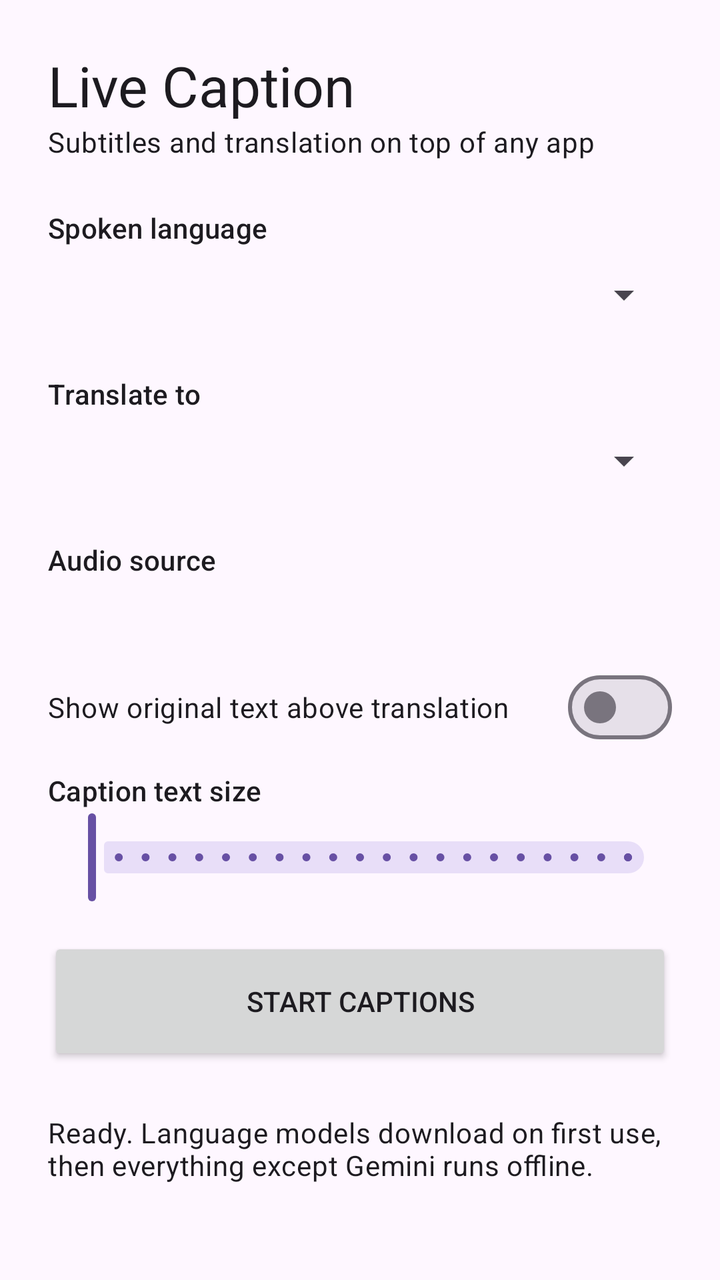
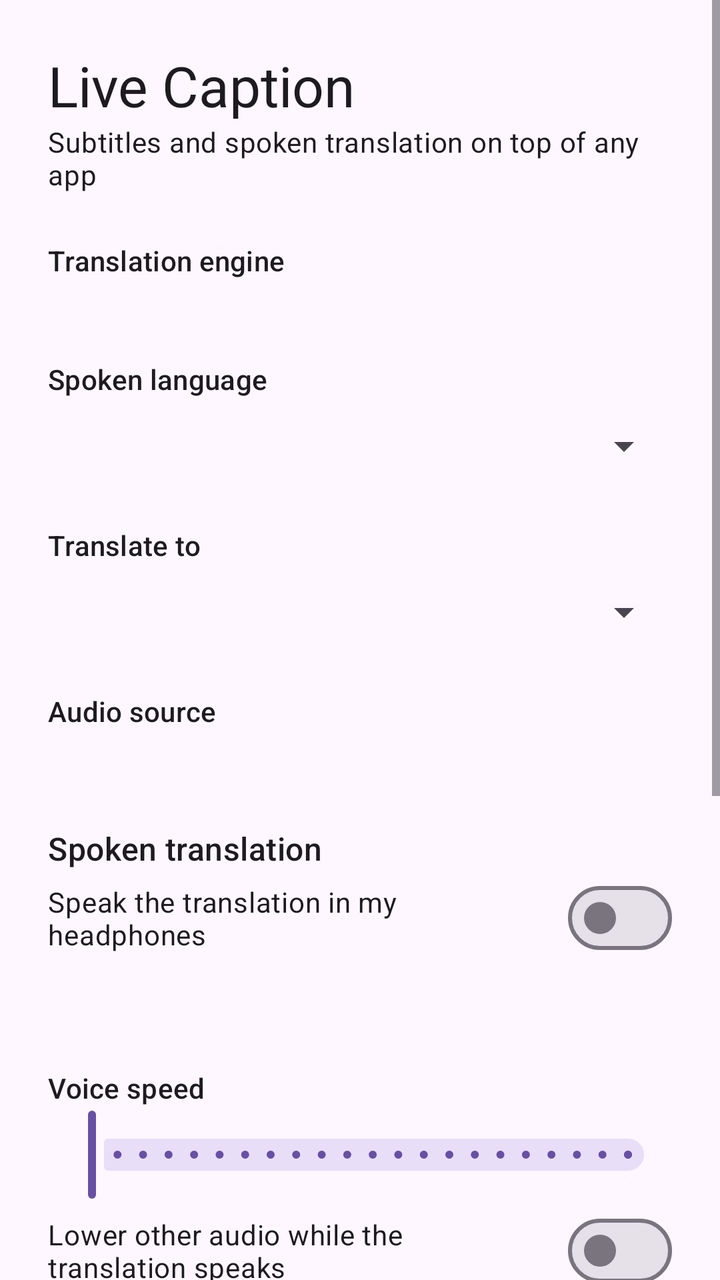

Two renders of the same Android screen: before a commit and after it. Below are the layout's source before the change and the commit's diff.
<!-- AndroidManifest.xml: application theme Theme.LiveCaption -->
<!-- res/layout/activity_main.xml -->
<?xml version="1.0" encoding="utf-8"?>
<ScrollView xmlns:android="http://schemas.android.com/apk/res/android"
    xmlns:app="http://schemas.android.com/apk/res-auto"
    android:id="@+id/root"
    android:layout_width="match_parent"
    android:layout_height="match_parent"
    android:fillViewport="true">

    <LinearLayout
        android:layout_width="match_parent"
        android:layout_height="wrap_content"
        android:orientation="vertical"
        android:padding="24dp">

        <TextView
            android:layout_width="wrap_content"
            android:layout_height="wrap_content"
            android:text="@string/app_name"
            android:textAppearance="?attr/textAppearanceHeadlineMedium" />

        <TextView
            android:layout_width="wrap_content"
            android:layout_height="wrap_content"
            android:layout_marginBottom="24dp"
            android:text="@string/tagline"
            android:textAppearance="?attr/textAppearanceBodyMedium" />

        <TextView
            android:layout_width="wrap_content"
            android:layout_height="wrap_content"
            android:labelFor="@+id/sourceLanguage"
            android:text="@string/spoken_language"
            android:textAppearance="?attr/textAppearanceLabelLarge" />

        <Spinner
            android:id="@+id/sourceLanguage"
            android:layout_width="match_parent"
            android:layout_height="48dp"
            android:layout_marginBottom="16dp" />

        <TextView
            android:layout_width="wrap_content"
            android:layout_height="wrap_content"
            android:labelFor="@+id/targetLanguage"
            android:text="@string/translate_to"
            android:textAppearance="?attr/textAppearanceLabelLarge" />

        <Spinner
            android:id="@+id/targetLanguage"
            android:layout_width="match_parent"
            android:layout_height="48dp"
            android:layout_marginBottom="16dp" />

        <LinearLayout
            android:id="@+id/onlineSettings"
            android:layout_width="match_parent"
            android:layout_height="wrap_content"
            android:layout_marginBottom="16dp"
            android:orientation="vertical"
            android:visibility="gone">

            <com.google.android.material.textfield.TextInputLayout
                android:id="@+id/apiKeyLayout"
                style="?attr/textInputOutlinedStyle"
                android:layout_width="match_parent"
                android:layout_height="wrap_content"
                android:hint="@string/api_key"
                app:endIconMode="password_toggle">

                <com.google.android.material.textfield.TextInputEditText
                    android:id="@+id/apiKey"
                    android:layout_width="match_parent"
                    android:layout_height="wrap_content"
                    android:importantForAutofill="no"
                    android:inputType="textPassword"
                    android:maxLines="1" />
            </com.google.android.material.textfield.TextInputLayout>

            <TextView
                android:layout_width="match_parent"
                android:layout_height="wrap_content"
                android:layout_marginTop="4dp"
                android:text="@string/api_key_hint"
                android:textAppearance="?attr/textAppearanceBodySmall" />
        </LinearLayout>

        <TextView
            android:id="@+id/offlineKhmerHint"
            android:layout_width="match_parent"
            android:layout_height="wrap_content"
            android:layout_marginBottom="16dp"
            android:text="@string/khmer_offline_hint"
            android:textAppearance="?attr/textAppearanceBodySmall"
            android:visibility="gone" />

        <TextView
            android:layout_width="wrap_content"
            android:layout_height="wrap_content"
            android:text="@string/audio_source"
            android:textAppearance="?attr/textAppearanceLabelLarge" />

        <com.google.android.material.button.MaterialButtonToggleGroup
            android:id="@+id/audioSource"
            android:layout_width="match_parent"
            android:layout_height="wrap_content"
            android:layout_marginTop="4dp"
            app:selectionRequired="true"
            app:singleSelection="true">

            <Button
                android:id="@+id/sourceDevice"
                style="?attr/materialButtonOutlinedStyle"
                android:layout_width="0dp"
                android:layout_height="wrap_content"
                android:layout_weight="1"
                android:text="@string/source_device" />

            <Button
                android:id="@+id/sourceMic"
                style="?attr/materialButtonOutlinedStyle"
                android:layout_width="0dp"
                android:layout_height="wrap_content"
                android:layout_weight="1"
                android:text="@string/source_mic" />
        </com.google.android.material.button.MaterialButtonToggleGroup>

        <TextView
            android:id="@+id/audioSourceHint"
            android:layout_width="match_parent"
            android:layout_height="wrap_content"
            android:layout_marginTop="4dp"
            android:layout_marginBottom="16dp"
            android:textAppearance="?attr/textAppearanceBodySmall" />

        <com.google.android.material.materialswitch.MaterialSwitch
            android:id="@+id/showOriginal"
            android:layout_width="match_parent"
            android:layout_height="wrap_content"
            android:layout_marginBottom="8dp"
            android:text="@string/show_original" />

        <TextView
            android:layout_width="wrap_content"
            android:layout_height="wrap_content"
            android:text="@string/text_size"
            android:textAppearance="?attr/textAppearanceLabelLarge" />

        <com.google.android.material.slider.Slider
            android:id="@+id/textSize"
            android:layout_width="match_parent"
            android:layout_height="wrap_content"
            android:contentDescription="@string/text_size"
            android:stepSize="1"
            android:valueFrom="12"
            android:valueTo="32" />

        <Button
            android:id="@+id/toggle"
            android:layout_width="match_parent"
            android:layout_height="64dp"
            android:layout_marginTop="16dp"
            android:text="@string/start" />

        <com.google.android.material.progressindicator.LinearProgressIndicator
            android:id="@+id/progress"
            android:layout_width="match_parent"
            android:layout_height="wrap_content"
            android:layout_marginTop="12dp"
            android:indeterminate="true"
            android:visibility="invisible" />

        <TextView
            android:id="@+id/status"
            android:layout_width="match_parent"
            android:layout_height="wrap_content"
            android:layout_marginTop="8dp"
            android:text="@string/status_idle"
            android:textAppearance="?attr/textAppearanceBodyMedium" />
    </LinearLayout>
</ScrollView>
<!-- resources referenced by this layout -->
<resources>
  <string name="api_key">Gemini API key</string>
  <string name="api_key_hint">Best Khmer quality. The caption text (not the audio) is sent to Google Gemini using your own key, and needs internet. Get a free key at aistudio.google.com/apikey. Free keys allow only a few requests per minute, so fast speech may skip sentences.</string>
  <string name="app_name">Live Caption</string>
  <string name="audio_source">Audio source</string>
  <string name="khmer_offline_hint">Works without internet after a one-time 910 MB download (use Wi-Fi). Slower and less accurate than Gemini: the Khmer line appears a few seconds after each sentence ends. Needs a phone with about 6 GB of RAM or more.</string>
  <string name="show_original">Show original text above translation</string>
  <string name="source_device">Device audio</string>
  <string name="source_mic">Microphone</string>
  <string name="spoken_language">Spoken language</string>
  <string name="start">Start captions</string>
  <string name="status_idle">Ready. Language models download on first use, then everything except Gemini runs offline.</string>
  <string name="tagline">Subtitles and translation on top of any app</string>
  <string name="text_size">Caption text size</string>
  <string name="translate_to">Translate to</string>
  <style name="Theme.LiveCaption" parent="Theme.Material3.DayNight.NoActionBar" />
</resources>

<!-- the commit's change to res/layout/activity_main.xml (unified diff, before → after) -->
@@ -25,31 +25,54 @@
             android:text="@string/tagline"
             android:textAppearance="?attr/textAppearanceBodyMedium" />
 
-        <TextView
-            android:layout_width="wrap_content"
-            android:layout_height="wrap_content"
-            android:labelFor="@+id/sourceLanguage"
-            android:text="@string/spoken_language"
-            android:textAppearance="?attr/textAppearanceLabelLarge" />
-
-        <Spinner
-            android:id="@+id/sourceLanguage"
-            android:layout_width="match_parent"
-            android:layout_height="48dp"
-            android:layout_marginBottom="16dp" />
-
-        <TextView
-            android:layout_width="wrap_content"
-            android:layout_height="wrap_content"
-            android:labelFor="@+id/targetLanguage"
-            android:text="@string/translate_to"
-            android:textAppearance="?attr/textAppearanceLabelLarge" />
-
-        <Spinner
-            android:id="@+id/targetLanguage"
-            android:layout_width="match_parent"
-            android:layout_height="48dp"
-            android:layout_marginBottom="16dp" />
+        
+
+        <TextView
+            android:layout_width="wrap_content"
+            android:layout_height="wrap_content"
+            android:text="@string/engine"
+            android:textAppearance="?attr/textAppearanceLabelLarge" />
+
+        <com.google.android.material.button.MaterialButtonToggleGroup
+            android:id="@+id/engine"
+            android:layout_width="match_parent"
+            android:layout_height="wrap_content"
+            android:layout_marginTop="4dp"
+            app:selectionRequired="true"
+            app:singleSelection="true">
+
+            <Button
+                android:id="@+id/engineOffline"
+                style="?attr/materialButtonOutlinedStyle"
+                android:layout_width="0dp"
+                android:layout_height="wrap_content"
+                android:layout_weight="1"
+                android:text="@string/engine_offline" />
+
+            <Button
+                android:id="@+id/engineGemini"
+                style="?attr/materialButtonOutlinedStyle"
+                android:layout_width="0dp"
+                android:layout_height="wrap_content"
+                android:layout_weight="1"
+                android:text="@string/engine_gemini" />
+
+            <Button
+                android:id="@+id/engineLive"
+                style="?attr/materialButtonOutlinedStyle"
+                android:layout_width="0dp"
+                android:layout_height="wrap_content"
+                android:layout_weight="1"
+                android:text="@string/engine_live" />
+        </com.google.android.material.button.MaterialButtonToggleGroup>
+
+        <TextView
+            android:id="@+id/engineHint"
+            android:layout_width="match_parent"
+            android:layout_height="wrap_content"
+            android:layout_marginTop="4dp"
+            android:layout_marginBottom="16dp"
+            android:textAppearance="?attr/textAppearanceBodySmall" />
 
         <LinearLayout
             android:id="@+id/onlineSettings"
@@ -84,6 +107,44 @@
                 android:textAppearance="?attr/textAppearanceBodySmall" />
         </LinearLayout>
 
+        
+
+        <TextView
+            android:layout_width="wrap_content"
+            android:layout_height="wrap_content"
+            android:labelFor="@+id/sourceLanguage"
+            android:text="@string/spoken_language"
+            android:textAppearance="?attr/textAppearanceLabelLarge" />
+
+        <Spinner
+            android:id="@+id/sourceLanguage"
+            android:layout_width="match_parent"
+            android:layout_height="48dp"
+            android:layout_marginBottom="16dp" />
+
+        <TextView
+            android:id="@+id/sourceAuto"
+            android:layout_width="match_parent"
+            android:layout_height="wrap_content"
+            android:layout_marginTop="4dp"
+            android:layout_marginBottom="16dp"
+            android:text="@string/spoken_language_auto"
+            android:textAppearance="?attr/textAppearanceBodyMedium"
+            android:visibility="gone" />
+
+        <TextView
+            android:layout_width="wrap_content"
+            android:layout_height="wrap_content"
+            android:labelFor="@+id/targetLanguage"
+            android:text="@string/translate_to"
+            android:textAppearance="?attr/textAppearanceLabelLarge" />
+
+        <Spinner
+            android:id="@+id/targetLanguage"
+            android:layout_width="match_parent"
+            android:layout_height="48dp"
+            android:layout_marginBottom="16dp" />
+
         <TextView
             android:id="@+id/offlineKhmerHint"
             android:layout_width="match_parent"
@@ -93,6 +154,8 @@
             android:textAppearance="?attr/textAppearanceBodySmall"
             android:visibility="gone" />
 
+        
+
         <TextView
             android:layout_width="wrap_content"
             android:layout_height="wrap_content"
@@ -129,8 +192,109 @@
             android:layout_width="match_parent"
             android:layout_height="wrap_content"
             android:layout_marginTop="4dp"
-            android:layout_marginBottom="16dp"
+            android:layout_marginBottom="24dp"
             android:textAppearance="?attr/textAppearanceBodySmall" />
+
+        
+
+        <TextView
+            android:layout_width="wrap_content"
+            android:layout_height="wrap_content"
+            android:text="@string/voice_section"
+            android:textAppearance="?attr/textAppearanceTitleMedium" />
+
+        <com.google.android.material.materialswitch.MaterialSwitch
+            android:id="@+id/voiceEnabled"
+            android:layout_width="match_parent"
+            android:layout_height="wrap_content"
+            android:text="@string/voice_enabled" />
+
+        <LinearLayout
+            android:id="@+id/voiceSettings"
+            android:layout_width="match_parent"
+            android:layout_height="wrap_content"
+            android:orientation="vertical">
+
+            <TextView
+                android:id="@+id/voiceHint"
+                android:layout_width="match_parent"
+                android:layout_height="wrap_content"
+                android:layout_marginBottom="8dp"
+                android:textAppearance="?attr/textAppearanceBodySmall" />
+
+            <LinearLayout
+                android:id="@+id/ttsSettings"
+                android:layout_width="match_parent"
+                android:layout_height="wrap_content"
+                android:orientation="vertical">
+
+                <TextView
+                    android:id="@+id/voiceStatus"
+                    android:layout_width="match_parent"
+                    android:layout_height="wrap_content"
+                    android:textAppearance="?attr/textAppearanceBodyMedium" />
+
+                <LinearLayout
+                    android:layout_width="match_parent"
+                    android:layout_height="wrap_content"
+                    android:orientation="horizontal">
+
+                    <Button
+                        android:id="@+id/installVoice"
+                        style="?attr/materialButtonOutlinedStyle"
+                        android:layout_width="wrap_content"
+                        android:layout_height="wrap_content"
+                        android:layout_marginEnd="8dp"
+                        android:text="@string/voice_install"
+                        android:visibility="gone" />
+
+                    <Button
+                        android:id="@+id/testVoice"
+                        style="?attr/materialButtonOutlinedStyle"
+                        android:layout_width="wrap_content"
+                        android:layout_height="wrap_content"
+                        android:text="@string/voice_test"
+                        android:visibility="gone" />
+                </LinearLayout>
+
+                <TextView
+                    android:layout_width="wrap_content"
+                    android:layout_height="wrap_content"
+                    android:layout_marginTop="8dp"
+                    android:text="@string/voice_speed"
+                    android:textAppearance="?attr/textAppearanceLabelLarge" />
+
+                <com.google.android.material.slider.Slider
+                    android:id="@+id/voiceRate"
+                    android:layout_width="match_parent"
+                    android:layout_height="wrap_content"
+                    android:contentDescription="@string/voice_speed"
+                    android:stepSize="0.05"
+                    android:valueFrom="0.7"
+                    android:valueTo="1.8" />
+            </LinearLayout>
+
+            <com.google.android.material.materialswitch.MaterialSwitch
+                android:id="@+id/duckOthers"
+                android:layout_width="match_parent"
+                android:layout_height="wrap_content"
+                android:text="@string/voice_duck" />
+
+            <com.google.android.material.materialswitch.MaterialSwitch
+                android:id="@+id/allowSpeaker"
+                android:layout_width="match_parent"
+                android:layout_height="wrap_content"
+                android:text="@string/voice_allow_speaker" />
+        </LinearLayout>
+
+        
+
+        <TextView
+            android:layout_width="wrap_content"
+            android:layout_height="wrap_content"
+            android:layout_marginTop="24dp"
+            android:text="@string/captions_section"
+            android:textAppearance="?attr/textAppearanceTitleMedium" />
 
         <com.google.android.material.materialswitch.MaterialSwitch
             android:id="@+id/showOriginal"
<!-- resource entries referenced after the edit -->
@@ -1,19 +1,32 @@
 <!-- resources referenced by this layout -->
 <resources>
   <string name="api_key">Gemini API key</string>
-  <string name="api_key_hint">Best Khmer quality. The caption text (not the audio) is sent to Google Gemini using your own key, and needs internet. Get a free key at aistudio.google.com/apikey. Free keys allow only a few requests per minute, so fast speech may skip sentences.</string>
+  <string name="api_key_hint">Create a free key at aistudio.google.com/apikey. Free keys have per-minute and per-day limits.</string>
   <string name="app_name">Live Caption</string>
   <string name="audio_source">Audio source</string>
+  <string name="captions_section">Captions</string>
+  <string name="engine">Translation engine</string>
+  <string name="engine_gemini">Gemini</string>
+  <string name="engine_live">Gemini Live</string>
+  <string name="engine_offline">Offline</string>
   <string name="khmer_offline_hint">Works without internet after a one-time 910 MB download (use Wi-Fi). Slower and less accurate than Gemini: the Khmer line appears a few seconds after each sentence ends. Needs a phone with about 6 GB of RAM or more.</string>
   <string name="show_original">Show original text above translation</string>
   <string name="source_device">Device audio</string>
   <string name="source_mic">Microphone</string>
   <string name="spoken_language">Spoken language</string>
+  <string name="spoken_language_auto">Detected automatically by Gemini Live (70+ languages, including Khmer).</string>
   <string name="start">Start captions</string>
-  <string name="status_idle">Ready. Language models download on first use, then everything except Gemini runs offline.</string>
-  <string name="tagline">Subtitles and translation on top of any app</string>
+  <string name="status_idle">Ready. Models download on first use; the Offline engine then works without internet.</string>
+  <string name="tagline">Subtitles and spoken translation on top of any app</string>
   <string name="text_size">Caption text size</string>
   <string name="translate_to">Translate to</string>
+  <string name="voice_allow_speaker">Use the phone speaker when no headphones are connected</string>
+  <string name="voice_duck">Lower other audio while the translation speaks</string>
+  <string name="voice_enabled">Speak the translation in my headphones</string>
+  <string name="voice_install">Download voice</string>
+  <string name="voice_section">Spoken translation</string>
+  <string name="voice_speed">Voice speed</string>
+  <string name="voice_test">Test voice</string>
   <style name="Theme.LiveCaption" parent="Theme.Material3.DayNight.NoActionBar" />
 </resources>
 
